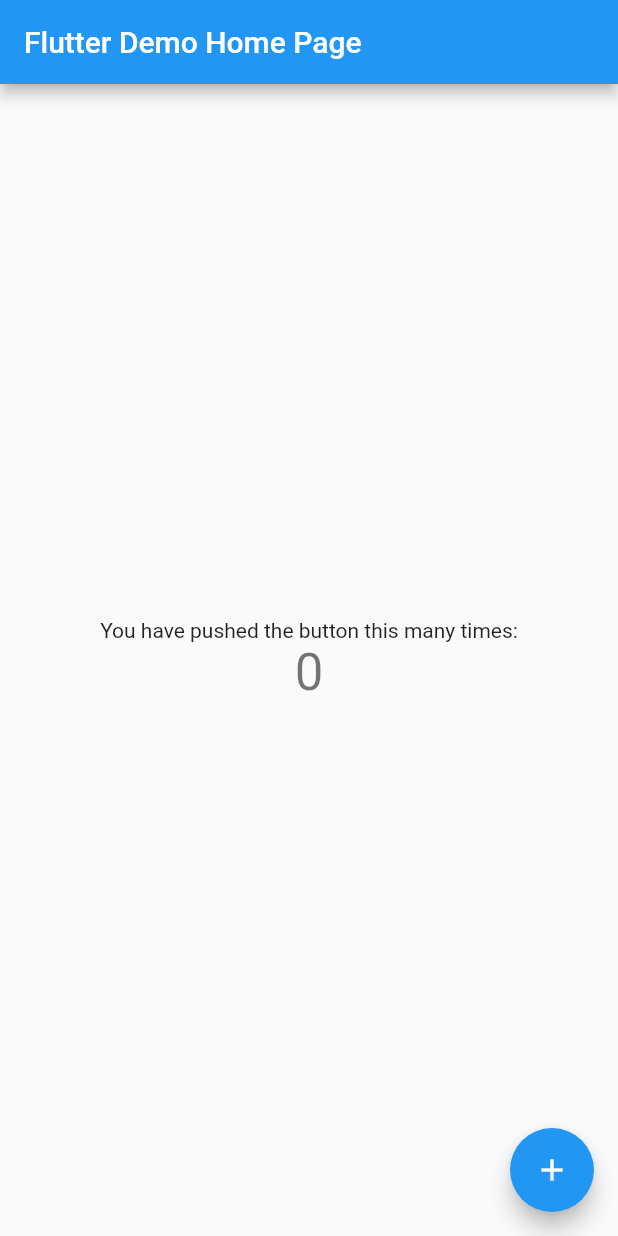
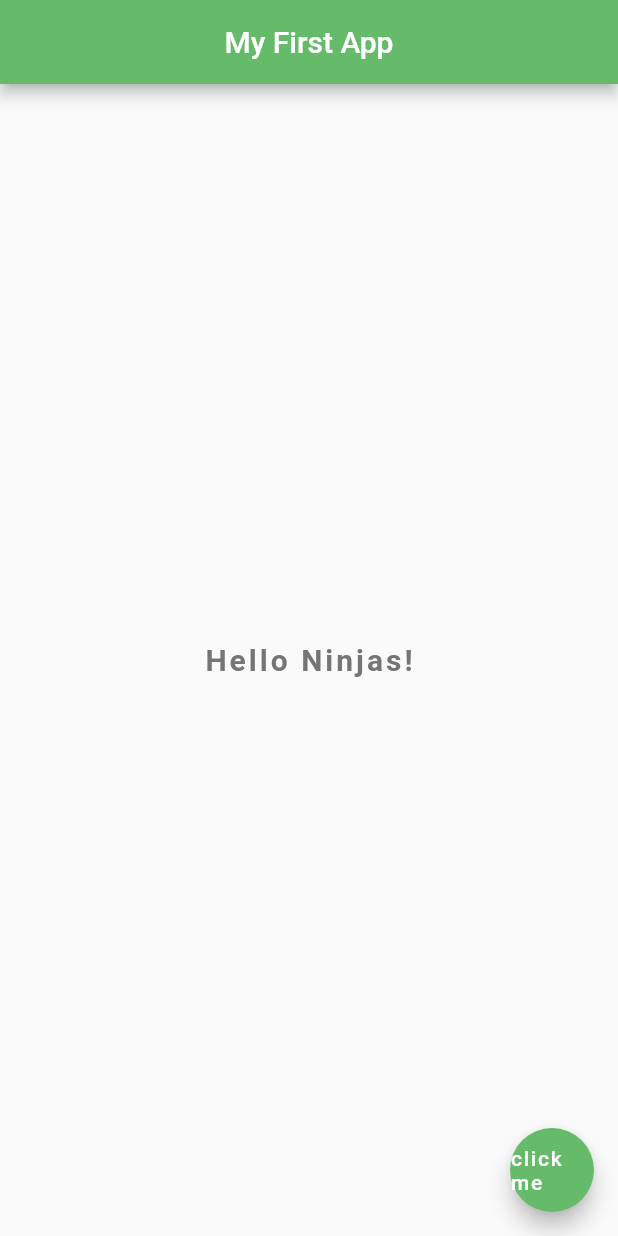
Before and after one commit to kirteeprajapati/Flutter, a Flutter app: the screen it shows after launch, on a phone screen of 412 x 824 dp. Run offline on Flutter 3.47's test engine with Material 2 defaults, Android fonts, the phone set to English and light mode, and no system bars; Roboto replaces fonts that are missing (IndieFlower).

Commit message:
Flutter Day 1
Till tut 4 of The net ninja

```diff
--- a/project1/lib/main.dart
+++ b/project1/lib/main.dart
@@ -1,115 +1,34 @@
 import 'package:flutter/material.dart';
 
-void main() {
-  runApp(const MyApp());
-}
-
-class MyApp extends StatelessWidget {
-  const MyApp({Key? key}) : super(key: key);
-
-  // This widget is the root of your application.
-  @override
-  Widget build(BuildContext context) {
-    return MaterialApp(
-      title: 'Flutter Demo',
-      theme: ThemeData(
-        // This is the theme of your application.
-        //
-        // Try running your application with "flutter run". You'll see the
-        // application has a blue toolbar. Then, without quitting the app, try
-        // changing the primarySwatch below to Colors.green and then invoke
-        // "hot reload" (press "r" in the console where you ran "flutter run",
-        // or simply save your changes to "hot reload" in a Flutter IDE).
-        // Notice that the counter didn't reset back to zero; the application
-        // is not restarted.
-        primarySwatch: Colors.blue,
-      ),
-      home: const MyHomePage(title: 'Flutter Demo Home Page'),
-    );
-  }
-}
-
-class MyHomePage extends StatefulWidget {
-  const MyHomePage({Key? key, required this.title}) : super(key: key);
-
-  // This widget is the home page of your application. It is stateful, meaning
-  // that it has a State object (defined below) that contains fields that affect
-  // how it looks.
-
-  // This class is the configuration for the state. It holds the values (in this
-  // case the title) provided by the parent (in this case the App widget) and
-  // used by the build method of the State. Fields in a Widget subclass are
-  // always marked "final".
-
-  final String title;
-
-  @override
-  State<MyHomePage> createState() => _MyHomePageState();
-}
-
-class _MyHomePageState extends State<MyHomePage> {
-  int _counter = 0;
-
-  void _incrementCounter() {
-    setState(() {
-      // This call to setState tells the Flutter framework that something has
-      // changed in this State, which causes it to rerun the build method below
-      // so that the display can reflect the updated values. If we changed
-      // _counter without calling setState(), then the build method would not be
-      // called again, and so nothing would appear to happen.
-      _counter++;
-    });
-  }
-
-  @override
-  Widget build(BuildContext context) {
-    // This method is rerun every time setState is called, for instance as done
-    // by the _incrementCounter method above.
-    //
-    // The Flutter framework has been optimized to make rerunning build methods
-    // fast, so that you can just rebuild anything that needs updating rather
-    // than having to individually change instances of widgets.
-    return Scaffold(
-      appBar: AppBar(
-        // Here we take the value from the MyHomePage object that was created by
-        // the App.build method, and use it to set our appbar title.
-        title: Text(widget.title),
+void main()=> runApp(MaterialApp(
+    home: Home(),
+));
+  class Home extends StatelessWidget {       //cannot change over time
+    @override
+    Widget build(BuildContext context) {
+      return Scaffold(
+       appBar: AppBar(
+        title: Text('My First App'),
+        centerTitle: true,
+        backgroundColor: Colors.green[400],
       ),
       body: Center(
-        // Center is a layout widget. It takes a single child and positions it
-        // in the middle of the parent.
-        child: Column(
-          // Column is also a layout widget. It takes a list of children and
-          // arranges them vertically. By default, it sizes itself to fit its
-          // children horizontally, and tries to be as tall as its parent.
-          //
-          // Invoke "debug painting" (press "p" in the console, choose the
-          // "Toggle Debug Paint" action from the Flutter Inspector in Android
-          // Studio, or the "Toggle Debug Paint" command in Visual Studio Code)
-          // to see the wireframe for each widget.
-          //
-          // Column has various properties to control how it sizes itself and
-          // how it positions its children. Here we use mainAxisAlignment to
-          // center the children vertically; the main axis here is the vertical
-          // axis because Columns are vertical (the cross axis would be
-          // horizontal).
-          mainAxisAlignment: MainAxisAlignment.center,
-          children: <Widget>[
-            const Text(
-              'You have pushed the button this many times:',
-            ),
-            Text(
-              '$_counter',
-              style: Theme.of(context).textTheme.headline4,
-            ),
-          ],
-        ),
+       child: Text(
+        'Hello Ninjas!',
+        style:  TextStyle(
+          fontSize: 20.0,
+          fontWeight: FontWeight.bold,
+          letterSpacing: 2.0,
+          color: Colors.grey[600],
+          fontFamily: 'IndieFlower',
       ),
-      floatingActionButton: FloatingActionButton(
-        onPressed: _incrementCounter,
-        tooltip: 'Increment',
-        child: const Icon(Icons.add),
-      ), // This trailing comma makes auto-formatting nicer for build methods.
-    );
-  }
+    ),  //centralised in the body widget
+  ),
+  floatingActionButton: FloatingActionButton(
+      onPressed: () { },
+      child: Text('click me'),
+      backgroundColor: Colors.green[400],
+   ),
+  );
+ }
 }
```
